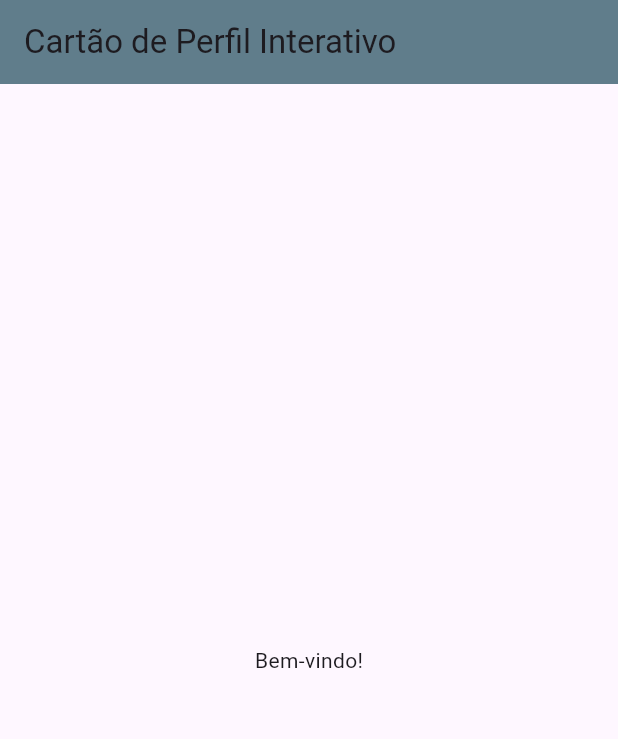
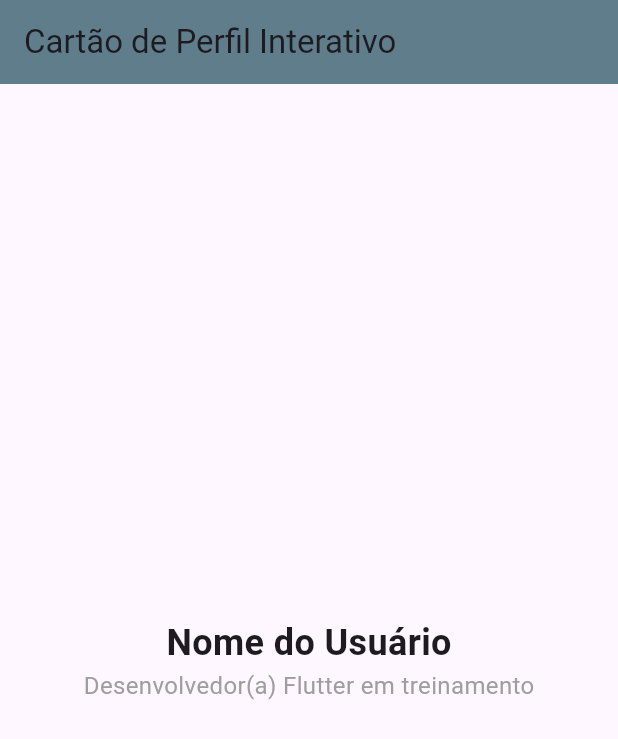
Before and after one commit to HelenLauren/flutter-mini-projects, a Flutter app: the screen it shows after launch, on a phone screen of 412 x 824 dp. Shown: the top 739 px of the screen. Run offline on Flutter 3.47's test engine with Material 3 defaults, Android fonts, the phone set to English and light mode, and no system bars.

Commit message:
feat: add initial interactive profile app UI

```diff
--- a/lib/main.dart
+++ b/lib/main.dart
@@ -21,8 +21,26 @@ class ProfileApp extends StatelessWidget {
           title: const Text('Cartão de Perfil Interativo'),
           backgroundColor: Colors.blueGrey,
         ),
-        body: const Center(
-          child: Text('Bem-vindo!'),
+        body: Container(
+          // Adiciona um espaçamento interno de 16 pixels em todos os lados.
+          padding: const EdgeInsets.all(16.0),
+          // Alinha o conteúdo no centro.
+          alignment: Alignment.center,
+          child: Column(
+            // Organiza os widgets em uma coluna.
+            mainAxisAlignment: MainAxisAlignment.center, // Centraliza a coluna verticalmente.
+            children: const [
+              // O Text é o widget para exibir texto.
+              Text(
+                'Nome do Usuário',
+                style: TextStyle(fontSize: 24, fontWeight: FontWeight.bold),
+              ),
+              Text(
+                'Desenvolvedor(a) Flutter em treinamento',
+                style: TextStyle(fontSize: 16, color: Colors.grey),
+              ),
+            ],
+          ),
         ),
       ),
     );
```
